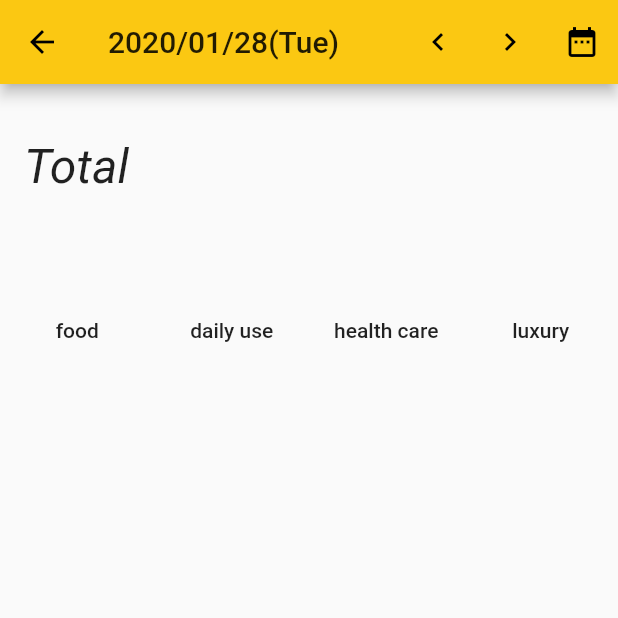
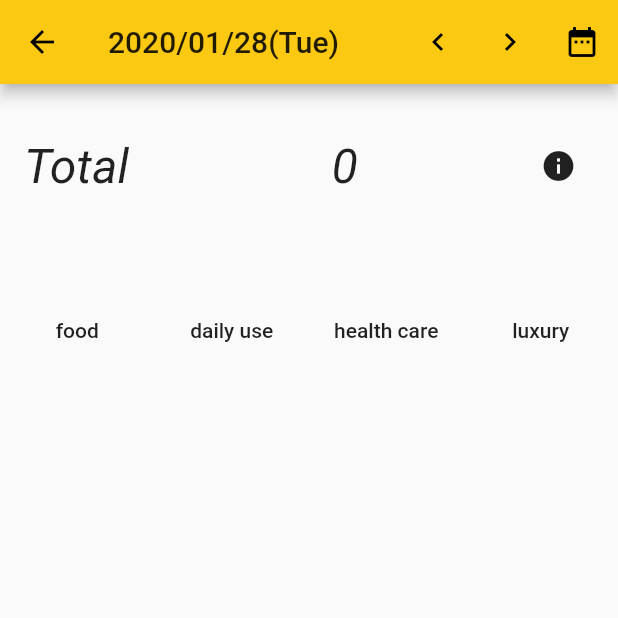
Before and after one commit to dygl2/poodo, a Flutter app: the LogPage screen opened directly, on a phone screen of 412 x 824 dp, the top half of it. Run offline on Flutter 3.47's test engine with Material 2 defaults, Android fonts, the phone set to English and light mode, and no system bars; our stand-ins replace flutter_calendar_carousel, sqflite; accounts and stored records are empty.

Commit message:
[add] aggregate funcition #5

```diff
--- /dev/null
+++ b/lib/log/aggregate.dart
@@ -0,0 +1,13 @@
+class Aggregate {
+  int total = 0;
+  int yearlyTotal = 0;
+  int mothlyTotal = 0;
+  int weeklyTotal = 0;
+
+  Aggregate() {
+    total = 0;
+    yearlyTotal = 0;
+    mothlyTotal = 0;
+    weeklyTotal = 0;
+  }
+}
--- a/lib/log/log.dart
+++ b/lib/log/log.dart
@@ -1,5 +1,6 @@
 import 'package:flutter/material.dart';
 import 'package:intl/intl.dart';
+import 'package:poodo/log/aggregate.dart';
 import 'package:poodo/log/confirm_dialog.dart';
 import 'package:poodo/log/expense.dart';
 import 'package:poodo/db_provider.dart';
@@ -21,6 +22,46 @@ class Log {
         category, start.millisecondsSinceEpoch, end.millisecondsSinceEpoch);
 
     return list;
+  }
+
+  static Future<Aggregate> getAggregate() async {
+    Aggregate result = new Aggregate();
+    List<Expense> _listFood = await DbProvider().getExpenseAll('food');
+    List<Expense> _listDailyuse = await DbProvider().getExpenseAll('dailyuse');
+    List<Expense> _listHealthcare =
+        await DbProvider().getExpenseAll('healthcare');
+    List<Expense> _listLuxury = await DbProvider().getExpenseAll('luxury');
+
+    List<List<Expense>> _lists = [];
+    _lists.add(_listFood);
+    _lists.add(_listDailyuse);
+    _lists.add(_listHealthcare);
+    _lists.add(_listLuxury);
+
+    for (var ls in _lists) {
+      for (var item in ls) {
+        result.total += item.cost;
+
+        if (DateTime.fromMillisecondsSinceEpoch(item.date).year ==
+            DateTime.now().year) {
+          result.yearlyTotal += item.cost;
+          if (DateTime.fromMillisecondsSinceEpoch(item.date).month ==
+              DateTime.now().month) {
+            result.mothlyTotal += item.cost;
+            if ((DateTime.fromMillisecondsSinceEpoch(item.date).day -
+                            DateTime.now().day)
+                        .abs() <
+                    7 &&
+                DateTime.fromMillisecondsSinceEpoch(item.date).weekday -
+                        DateTime.now().weekday >
+                    0) {
+              result.weeklyTotal += item.cost;
+            }
+          }
+        }
+      }
+    }
+    return result;
   }
 
   static Future<void> addLog(
--- a/lib/log/log_page.dart
+++ b/lib/log/log_page.dart
@@ -1,6 +1,8 @@
 import 'package:flutter/material.dart';
 import 'package:intl/intl.dart';
 import 'package:poodo/db_provider.dart';
+import 'package:poodo/log/aggregate.dart';
+import 'package:poodo/log/aggregate_dialog.dart';
 import 'package:poodo/log/dailyuse.dart';
 import 'package:poodo/log/edit_cost_dialog.dart';
 import 'package:poodo/log/expense.dart';
@@ -25,6 +27,7 @@ class _LogPageState extends State<LogPage> {
   List<Expense> _listDailyuse = [];
   List<Expense> _listHealthcare = [];
   List<Expense> _listLuxury = [];
+  Aggregate aggregate;
 
   _LogPageState(this._date);
 
@@ -33,6 +36,8 @@ class _LogPageState extends State<LogPage> {
     _listDailyuse = await Log.getLogAtDay('dailyuse', _date);
     _listHealthcare = await Log.getLogAtDay('healthcare', _date);
     _listLuxury = await Log.getLogAtDay('luxury', _date);
+
+    aggregate = await Log.getAggregate();
 
     setState(() {});
   }
@@ -74,8 +79,8 @@ class _LogPageState extends State<LogPage> {
             ),
             IconButton(
               icon: Icon(Icons.date_range),
-              onPressed: () {
-                _setDate(context);
+              onPressed: () async {
+                await _setDate(context);
                 _init();
               },
             ),
@@ -89,12 +94,32 @@ class _LogPageState extends State<LogPage> {
                 padding: const EdgeInsets.all(16.0),
                 child: Row(
                   children: <Widget>[
-                    Text(
-                      'Total',
-                      style: TextStyle(
-                          fontSize: 32.0, fontStyle: FontStyle.italic),
+                    Expanded(
+                      flex: 2,
+                      child: Text(
+                        'Total\t',
+                        style: TextStyle(
+                            fontSize: 32.0, fontStyle: FontStyle.italic),
+                      ),
                     ),
-                    Text(''),
+                    Expanded(
+                      flex: 5,
+                      child: Text(
+                        aggregate.total.toString(),
+                        style: TextStyle(
+                            fontSize: 32.0, fontStyle: FontStyle.italic),
+                        textAlign: TextAlign.center,
+                      ),
+                    ),
+                    Expanded(
+                        flex: 1,
+                        child: IconButton(
+                          icon: Icon(Icons.info),
+                          onPressed: () {
+                            _init();
+                            AggregateDialog.displayDialog(context, aggregate);
+                          },
+                        ))
                   ],
                 ),
               ),
```
Also changed, not shown: lib/log/aggregate_dialog.dart (added, +48 -0 lines).
